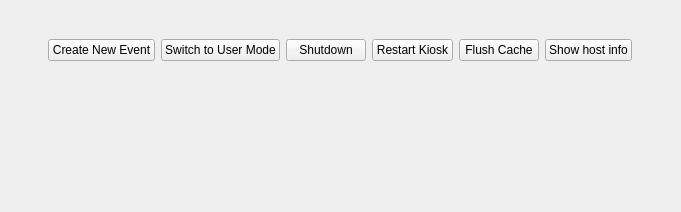
SergeySatskiy/ttkiosk, file src/ui/1440x900/AdminTopBar.ui: the form before one commit.
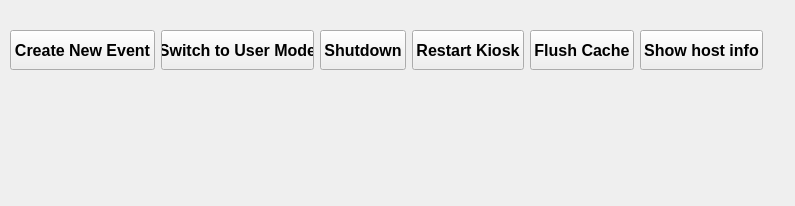
The form after the commit.

Commit message: Better admin toolbar

The edit to the form file:
```diff
--- a/src/ui/1440x900/AdminTopBar.ui
+++ b/src/ui/1440x900/AdminTopBar.ui
@@ -6,8 +6,8 @@
    <rect>
     <x>0</x>
     <y>0</y>
-    <width>681</width>
-    <height>212</height>
+    <width>795</width>
+    <height>206</height>
    </rect>
   </property>
   <property name="windowTitle">
@@ -18,7 +18,7 @@
     <rect>
      <x>10</x>
      <y>10</y>
-     <width>661</width>
+     <width>753</width>
      <height>80</height>
     </rect>
    </property>
@@ -39,11 +39,24 @@
     <item>
      <widget class="QPushButton" name="createEventButton">
       <property name="sizePolicy">
-       <sizepolicy hsizetype="Minimum" vsizetype="Fixed">
+       <sizepolicy hsizetype="Minimum" vsizetype="Maximum">
         <horstretch>0</horstretch>
         <verstretch>0</verstretch>
        </sizepolicy>
       </property>
+      <property name="minimumSize">
+       <size>
+        <width>0</width>
+        <height>40</height>
+       </size>
+      </property>
+      <property name="font">
+       <font>
+        <pointsize>12</pointsize>
+        <weight>75</weight>
+        <bold>true</bold>
+       </font>
+      </property>
       <property name="focusPolicy">
        <enum>Qt::NoFocus</enum>
       </property>
@@ -55,11 +68,24 @@
     <item>
      <widget class="QPushButton" name="toUserButton">
       <property name="sizePolicy">
-       <sizepolicy hsizetype="Minimum" vsizetype="Fixed">
+       <sizepolicy hsizetype="Minimum" vsizetype="Maximum">
         <horstretch>0</horstretch>
         <verstretch>0</verstretch>
        </sizepolicy>
       </property>
+      <property name="minimumSize">
+       <size>
+        <width>0</width>
+        <height>40</height>
+       </size>
+      </property>
+      <property name="font">
+       <font>
+        <pointsize>12</pointsize>
+        <weight>75</weight>
+        <bold>true</bold>
+       </font>
+      </property>
       <property name="focusPolicy">
        <enum>Qt::NoFocus</enum>
       </property>
@@ -71,11 +97,24 @@
     <item>
      <widget class="QPushButton" name="shutdownButton">
       <property name="sizePolicy">
-       <sizepolicy hsizetype="Minimum" vsizetype="Fixed">
+       <sizepolicy hsizetype="Minimum" vsizetype="Maximum">
         <horstretch>0</horstretch>
         <verstretch>0</verstretch>
        </sizepolicy>
       </property>
+      <property name="minimumSize">
+       <size>
+        <width>0</width>
+        <height>40</height>
+       </size>
+      </property>
+      <property name="font">
+       <font>
+        <pointsize>12</pointsize>
+        <weight>75</weight>
+        <bold>true</bold>
+       </font>
+      </property>
       <property name="focusPolicy">
        <enum>Qt::NoFocus</enum>
       </property>
@@ -87,11 +126,24 @@
     <item>
      <widget class="QPushButton" name="restartButton">
       <property name="sizePolicy">
-       <sizepolicy hsizetype="Minimum" vsizetype="Fixed">
+       <sizepolicy hsizetype="Minimum" vsizetype="Maximum">
         <horstretch>0</horstretch>
         <verstretch>0</verstretch>
        </sizepolicy>
       </property>
+      <property name="minimumSize">
+       <size>
+        <width>0</width>
+        <height>40</height>
+       </size>
+      </property>
+      <property name="font">
+       <font>
+        <pointsize>12</pointsize>
+        <weight>75</weight>
+        <bold>true</bold>
+       </font>
+      </property>
       <property name="focusPolicy">
        <enum>Qt::NoFocus</enum>
       </property>
@@ -103,11 +155,24 @@
     <item>
      <widget class="QPushButton" name="flushButton">
       <property name="sizePolicy">
-       <sizepolicy hsizetype="Minimum" vsizetype="Fixed">
+       <sizepolicy hsizetype="Minimum" vsizetype="Maximum">
         <horstretch>0</horstretch>
         <verstretch>0</verstretch>
        </sizepolicy>
       </property>
+      <property name="minimumSize">
+       <size>
+        <width>0</width>
+        <height>40</height>
+       </size>
+      </property>
+      <property name="font">
+       <font>
+        <pointsize>12</pointsize>
+        <weight>75</weight>
+        <bold>true</bold>
+       </font>
+      </property>
       <property name="focusPolicy">
        <enum>Qt::NoFocus</enum>
       </property>
@@ -118,6 +183,25 @@
     </item>
     <item>
      <widget class="QPushButton" name="showHostInfoButton">
+      <property name="sizePolicy">
+       <sizepolicy hsizetype="Minimum" vsizetype="Maximum">
+        <horstretch>0</horstretch>
+        <verstretch>0</verstretch>
+       </sizepolicy>
+      </property>
+      <property name="minimumSize">
+       <size>
+        <width>0</width>
+        <height>40</height>
+       </size>
+      </property>
+      <property name="font">
+       <font>
+        <pointsize>12</pointsize>
+        <weight>75</weight>
+        <bold>true</bold>
+       </font>
+      </property>
       <property name="focusPolicy">
        <enum>Qt::NoFocus</enum>
       </property>
```
The commit also changes 1 other file.
